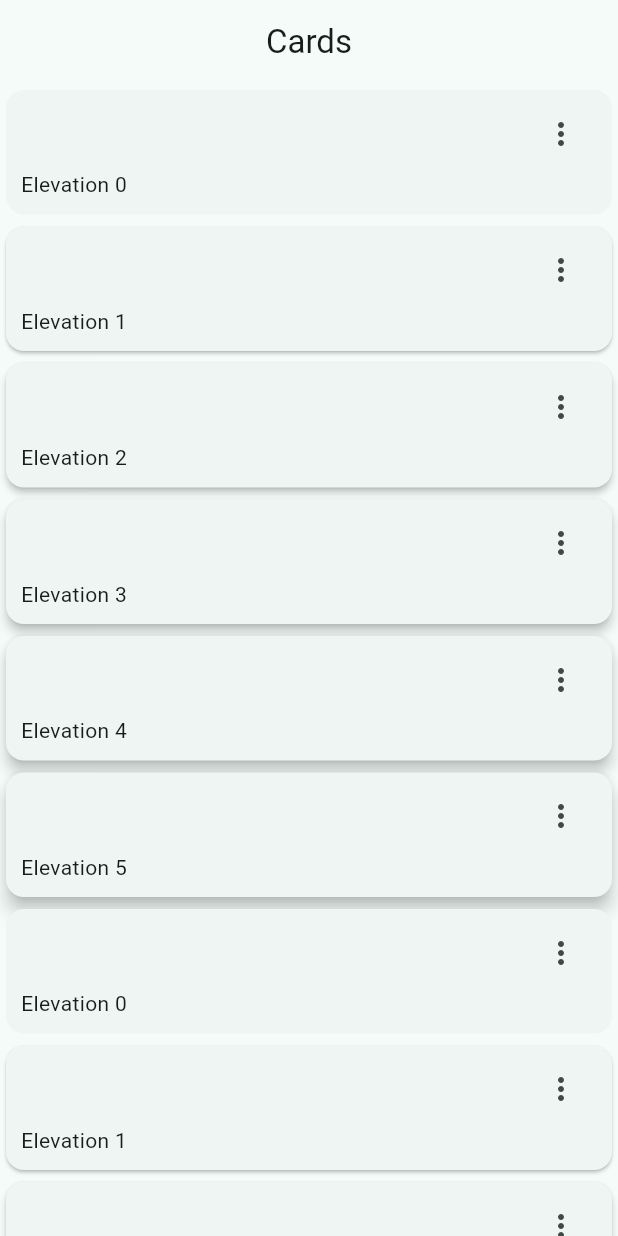
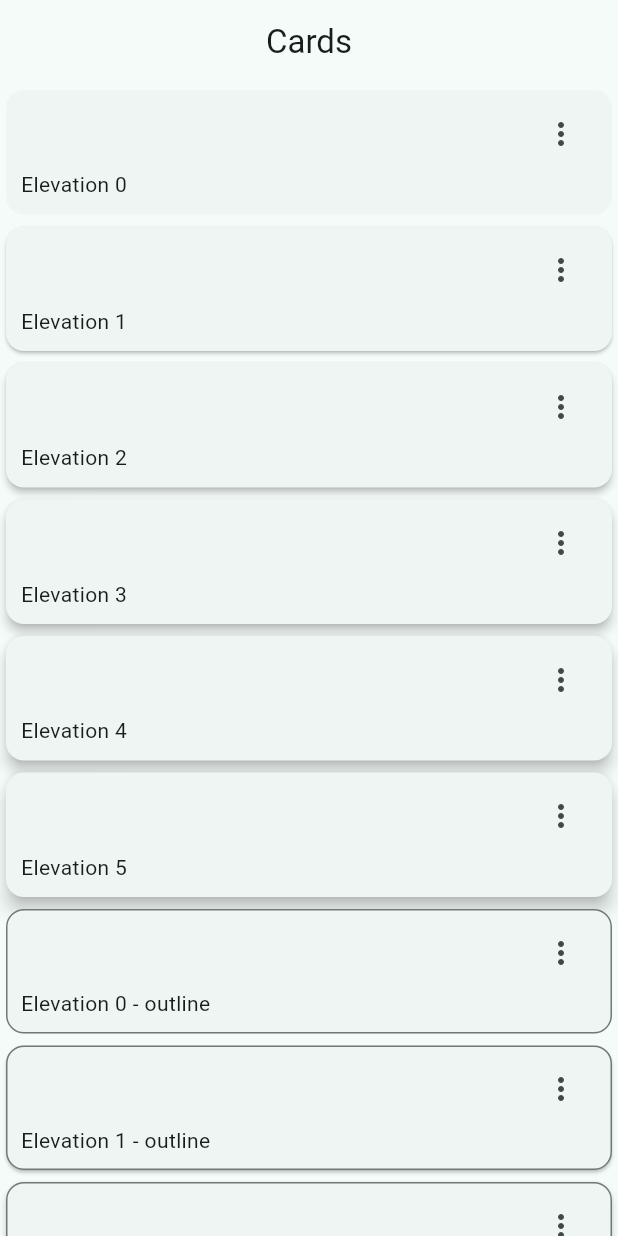
Before and after one commit to ManuViola77/widgets_app, a Flutter app: the CardsScreen screen opened by its route, on a phone screen of 412 x 824 dp. Run offline on Flutter 3.47's test engine with Material 3 defaults, Android fonts, the phone set to English and light mode, and no system bars; our stand-ins replace go_router.

Commit message:
feat: card with outline

```diff
--- a/lib/presentation/screens/cards/cards_screen.dart
+++ b/lib/presentation/screens/cards/cards_screen.dart
@@ -36,7 +36,7 @@ class _CardsView extends StatelessWidget {
           ),
           ...cards.map(
             (card) =>
-                _CardType1(label: card['label'], elevation: card['elevation']),
+                _CardType2(label: card['label'], elevation: card['elevation']),
           ),
         ],
       ),
@@ -72,3 +72,41 @@ class _CardType1 extends StatelessWidget {
     );
   }
 }
+
+class _CardType2 extends StatelessWidget {
+  final String label;
+  final double elevation;
+
+  const _CardType2({required this.label, required this.elevation});
+
+  @override
+  Widget build(BuildContext context) {
+    final colors = Theme.of(context).colorScheme;
+
+    return Card(
+      shape: RoundedRectangleBorder(
+        borderRadius: const BorderRadius.all(Radius.circular(12)),
+        side: BorderSide(color: colors.outline),
+      ),
+      elevation: elevation,
+      child: Padding(
+        padding: const EdgeInsets.fromLTRB(10, 5, 10, 10),
+        child: Column(
+          children: [
+            Align(
+              alignment: Alignment.topRight,
+              child: IconButton(
+                icon: Icon(Icons.more_vert_outlined),
+                onPressed: () {},
+              ),
+            ),
+            Align(
+              alignment: Alignment.bottomLeft,
+              child: Text('$label - outline'),
+            ),
+          ],
+        ),
+      ),
+    );
+  }
+}
```
